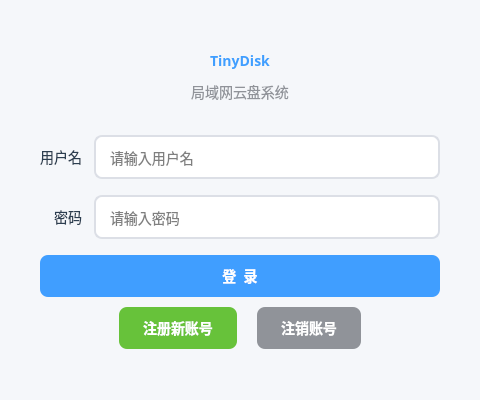
Above: tcpClient/forms/tcpclient.ui from knightxunxi/clouddisk before the change. Below: the same form after it.
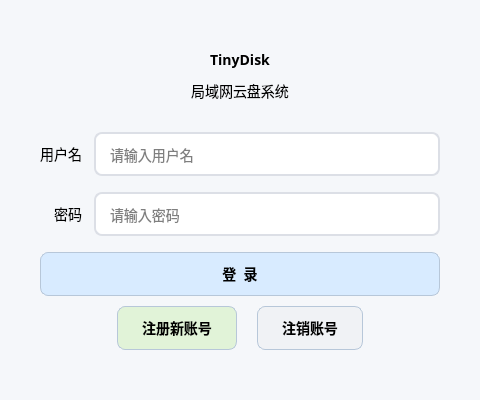
That is the form after the change.

Diff of the .ui file:
```diff
--- a/tcpClient/forms/tcpclient.ui
+++ b/tcpClient/forms/tcpclient.ui
@@ -18,7 +18,7 @@
     background-color: #f5f7fa;
 }
 QLabel {
-    color: #2c3e50;
+    color: #000000;
     font-size: 14px;
 }
 QLineEdit {
@@ -26,6 +26,8 @@
     border: 2px solid #dcdfe6;
     border-radius: 8px;
     background-color: #ffffff;
+    color: #000000;
+    placeholder-text-color: #606266;
     font-size: 14px;
     min-height: 20px;
 }
@@ -34,15 +36,15 @@
 }
 QPushButton {
     padding: 10px 24px;
-    border: none;
+    border: 1px solid #b7c7d9;
     border-radius: 8px;
     font-size: 14px;
     font-weight: bold;
     min-height: 20px;
+    color: #000000;
 }
 QPushButton#login {
-    background-color: #409eff;
-    color: #ffffff;
+    background-color: #d8ebff;
 }
 QPushButton#login:hover {
     background-color: #66b1ff;
@@ -51,8 +53,7 @@
     background-color: #3a8ee6;
 }
 QPushButton#zhuce {
-    background-color: #67c23a;
-    color: #ffffff;
+    background-color: #e1f3d8;
 }
 QPushButton#zhuce:hover {
     background-color: #85ce61;
@@ -61,8 +62,7 @@
     background-color: #5daf34;
 }
 QPushButton#zhuxiao {
-    background-color: #909399;
-    color: #ffffff;
+    background-color: #f0f2f5;
 }
 QPushButton#zhuxiao:hover {
     background-color: #a6a9ad;
@@ -125,7 +125,7 @@
         </font>
        </property>
        <property name="styleSheet">
-        <string notr="true">color: #409eff;</string>
+        <string notr="true">color: #000000;</string>
        </property>
        <property name="text">
         <string>TinyDisk</string>
@@ -159,7 +159,7 @@
       </font>
      </property>
      <property name="styleSheet">
-      <string notr="true">color: #909399;</string>
+      <string notr="true">color: #000000;</string>
      </property>
      <property name="text">
       <string>局域网云盘系统</string>
```
Left out of the diff: 12 changed lines with no effect on the pictures.
